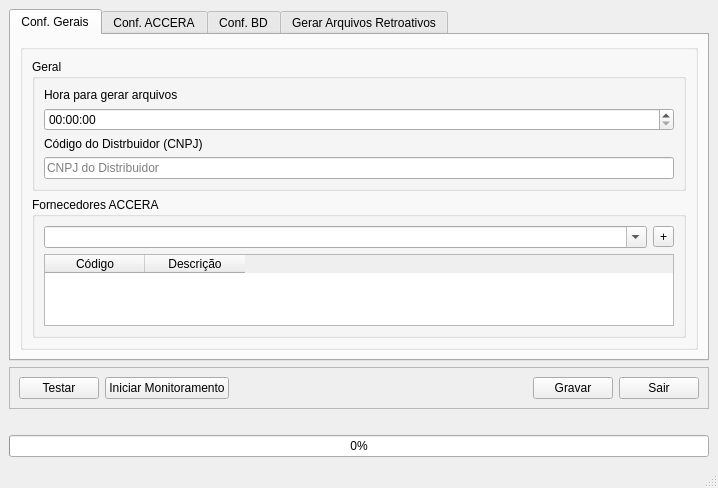
Before: the Qt Designer form ui/ui_principal.ui in ronaldsantos63/IntegradorACCERA, drawn with Qt 5.
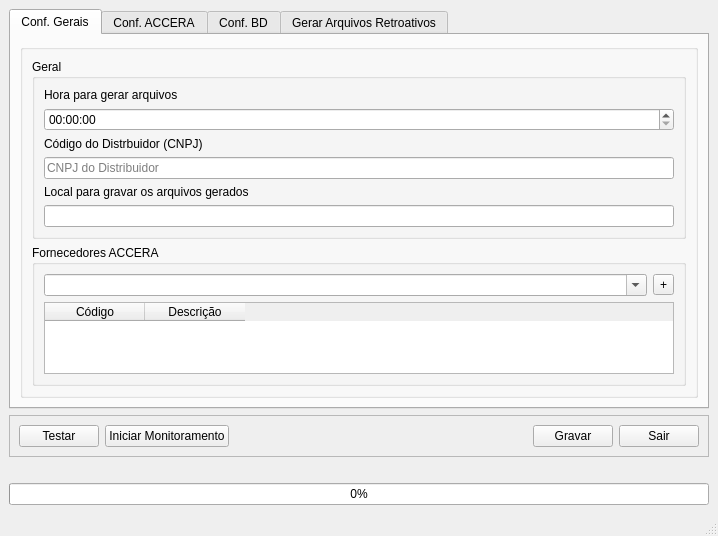
After: the same form once the commit is applied.

Diff of the .ui file:
```diff
--- a/ui/ui_principal.ui
+++ b/ui/ui_principal.ui
@@ -7,7 +7,7 @@
     <x>0</x>
     <y>0</y>
     <width>718</width>
-    <height>472</height>
+    <height>517</height>
    </rect>
   </property>
   <property name="windowTitle">
@@ -186,6 +186,16 @@
                 </property>
                </widget>
               </item>
+              <item row="4" column="0">
+               <widget class="QLabel" name="label_10">
+                <property name="text">
+                 <string>Local para gravar os arquivos gerados</string>
+                </property>
+               </widget>
+              </item>
+              <item row="5" column="0">
+               <widget class="QLineEdit" name="txt_local_gravar_arquivos"/>
+              </item>
              </layout>
             </widget>
            </item>
```
Left out of the diff: 14 changed lines with no effect on the pictures.
